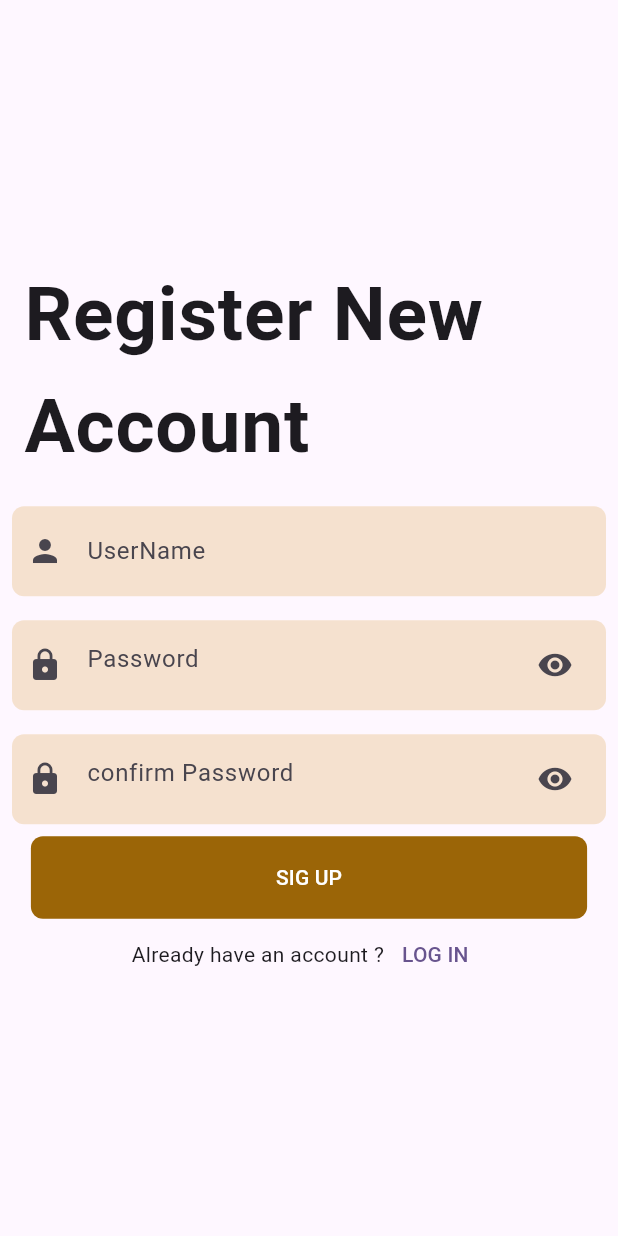
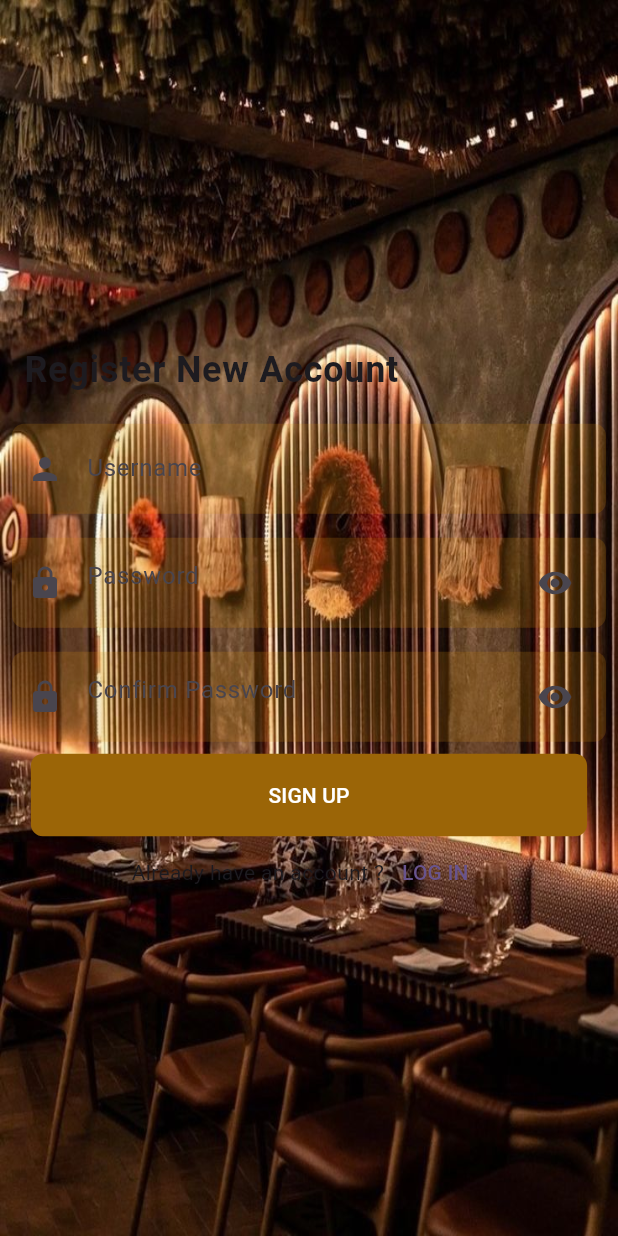
Before and after one commit to mohamedfathey/elgzeary, a Flutter app: the screen it shows after launch, after a tap on "LOGIN", after a tap on "SIGN UP", on a phone screen of 412 x 824 dp. Run offline on Flutter 3.47's test engine with Material 3 defaults, Android fonts, the light colour scheme and no system bars; our stand-ins replace sqflite; accounts and stored records are empty.

Commit message:
Fix login and  register

```diff
--- a/lib/Authtentication/login.dart
+++ b/lib/Authtentication/login.dart
@@ -1,5 +1,6 @@
 import 'package:flutter/material.dart';
 import 'package:login_app_project/Authtentication/signup.dart';
+import 'package:login_app_project/database/dbHandler.dart';
 
 class LoginScreen extends StatefulWidget {
   const LoginScreen({super.key});
@@ -13,34 +14,58 @@ class _LoginScreenState extends State<LoginScreen> {
   final password = TextEditingController();
 
   bool isVisiable = false;
+  final formKey = GlobalKey<FormState>();
 
-  final formKey = GlobalKey<FormState>();
+  void handleLogin() async {
+    if (formKey.currentState!.validate()) {
+      bool isLoggedIn =
+          await DataBaseHandler().login(username.text, password.text);
+      if (isLoggedIn) {
+        // Navigate to the home screen or dashboard
+        ScaffoldMessenger.of(context)
+            .showSnackBar(const SnackBar(content: Text('Login successful!')));
+      } else {
+        ScaffoldMessenger.of(context).showSnackBar(
+            const SnackBar(content: Text('Invalid username or password')));
+      }
+    }
+  }
+
   @override
   Widget build(BuildContext context) {
     return Scaffold(
-      body: Center(
+      body: Container(
+        width: double.infinity,
+        height: double.infinity,
+        alignment: Alignment.center,
+        decoration: const BoxDecoration(
+            image: DecorationImage(
+          image: AssetImage("lib/assets/main.png"),
+          fit: BoxFit.fill,
+        ),),
         child: SingleChildScrollView(
           child: Padding(
             padding: const EdgeInsets.all(10.0),
             child: Form(
               key: formKey,
-              child: Column(children: [
-                // IMAGE ><><><><><><
-                Image.asset(
-                  "lib/assets/main.png",
-                  width: 210,
-                ),
+              child: Column(
+                mainAxisAlignment: MainAxisAlignment.center,
+                crossAxisAlignment: CrossAxisAlignment.center,
+                children: [
+                  // IMAGE
+
                   const SizedBox(
                     height: 15,
                   ),
-                //  USERNMAE ??????????
+                  // USERNAME
                   Container(
                     margin: const EdgeInsets.all(8),
                     padding:
                         const EdgeInsets.symmetric(horizontal: 10, vertical: 6),
                     decoration: BoxDecoration(
                         borderRadius: BorderRadius.circular(8),
-                      color: const Color.fromARGB(255, 211, 139, 13).withOpacity(.2)),
+                        color: const Color.fromARGB(255, 211, 139, 13)
+                            .withOpacity(.2)),
                     child: TextFormField(
                       controller: username,
                       validator: (value) {
@@ -49,22 +74,26 @@ class _LoginScreenState extends State<LoginScreen> {
                         }
                         return null;
                       },
-                    decoration: const InputDecoration(
-                      icon: Icon(Icons.person),
-                      border: InputBorder.none,
-                      hintText: "UserName",
+                      decoration: InputDecoration(
+                        icon: const Icon(Icons.person),
+                        border: OutlineInputBorder(
+                            borderRadius: BorderRadius.circular(15),
+                            borderSide: const BorderSide(
+                              color: Colors.black,
+                            )),
+                        hintText: "Username",
                       ),
                     ),
                   ),
-
-                // PASSWORD !!!!!!!!!!!!!!!
+                  // PASSWORD
                   Container(
                     margin: const EdgeInsets.all(8),
                     padding:
                         const EdgeInsets.symmetric(horizontal: 10, vertical: 6),
                     decoration: BoxDecoration(
                         borderRadius: BorderRadius.circular(8),
-                      color: const Color.fromARGB(255, 211, 139, 13).withOpacity(.2)),
+                        color: const Color.fromARGB(255, 211, 139, 13)
+                            .withOpacity(.2)),
                     child: TextFormField(
                       controller: password,
                       validator: (value) {
@@ -76,7 +105,12 @@ class _LoginScreenState extends State<LoginScreen> {
                       obscureText: !isVisiable,
                       decoration: InputDecoration(
                         icon: const Icon(Icons.lock),
-                        border: InputBorder.none,
+                        border: OutlineInputBorder(
+                          borderRadius: BorderRadius.circular(15),
+                          borderSide: const BorderSide(
+                            color: Colors.black,
+                          ),
+                        ),
                         hintText: "Password",
                         suffixIcon: IconButton(
                           onPressed: () {
@@ -86,11 +120,12 @@ class _LoginScreenState extends State<LoginScreen> {
                           },
                           icon: Icon(isVisiable
                               ? Icons.visibility_off
-                                : Icons.visibility))),
+                              : Icons.visibility),
                         ),
                       ),
-
-                // BUTTON ''''''''''''''''
+                    ),
+                  ),
+                  // LOGIN BUTTON
                   const SizedBox(
                     height: 10,
                   ),
@@ -101,33 +136,31 @@ class _LoginScreenState extends State<LoginScreen> {
                           borderRadius: BorderRadius.circular(8),
                           color: const Color.fromARGB(255, 155, 101, 7)),
                       child: TextButton(
-                        onPressed: () {
-                          if (formKey.currentState!.validate()) {
-                            // login method
-                          }
-                        },
+                          onPressed: handleLogin,
                           child: const Text("LOGIN",
                               style: TextStyle(
                                 color: Colors.white,
                               )))),
-
-                //SIGN UP BUTTON ********************
+                  // SIGN UP BUTTON
                   Row(
                     mainAxisAlignment: MainAxisAlignment.center,
                     children: [
                       const Text("Don't have an account ?"),
                       TextButton(
                         onPressed: () {
-                          // navgator to sig in
                           Navigator.push(
                             context,
                             MaterialPageRoute(
-                                  builder: (context) => const SigUpScreen()));
+                              builder: (context) => const SigUpScreen(),
+                            ),
+                          );
                         },
-                        child: const Text("SIGN UP"))
+                        child: const Text("SIGN UP"),
+                      )
                     ],
-                )
-              ]),
+                  ),
+                ],
+              ),
             ),
           ),
         ),
--- a/lib/Authtentication/signup.dart
+++ b/lib/Authtentication/signup.dart
@@ -1,5 +1,6 @@
 import 'package:flutter/material.dart';
 import 'package:login_app_project/Authtentication/login.dart';
+import 'package:login_app_project/database/dbHandler.dart';
 
 class SigUpScreen extends StatefulWidget {
   const SigUpScreen({super.key});
@@ -13,13 +14,40 @@ class _SigUpScreenState extends State<SigUpScreen> {
   final password = TextEditingController();
   final confirmPassword = TextEditingController();
   bool isVisiable = false;
+  final formKey = GlobalKey<FormState>();
 
-  final formKey = GlobalKey<FormState>();
+  void handleSignUp() async {
+    if (formKey.currentState!.validate()) {
+      if (password.text == confirmPassword.text) {
+        int id = await DataBaseHandler().signUp(username.text, password.text);
+        if (id > 0) {
+          ScaffoldMessenger.of(context).showSnackBar(const SnackBar(
+              content: Text('Sign-up successful! Please log in.')));
+          Navigator.push(context,
+              MaterialPageRoute(builder: (context) => const LoginScreen()));
+        } else {
+          ScaffoldMessenger.of(context).showSnackBar(const SnackBar(
+              content: Text('Sign-up failed! Please try again.')));
+        }
+      } else {
+        ScaffoldMessenger.of(context).showSnackBar(
+            const SnackBar(content: Text('Passwords do not match')));
+      }
+    }
+  }
 
   @override
   Widget build(BuildContext context) {
     return Scaffold(
-      body: Center(
+      body: Container(
+        width: double.infinity,
+        height: double.infinity,
+        alignment: Alignment.center,
+        decoration: const BoxDecoration(
+            image: DecorationImage(
+          image: AssetImage("lib/assets/main.png"),
+          fit: BoxFit.fill,
+        )),
         child: SingleChildScrollView(
           child: Form(
             key: formKey,
@@ -29,9 +57,8 @@ class _SigUpScreenState extends State<SigUpScreen> {
                 const ListTile(
                   title: Text("Register New Account",
                       style:
-                          TextStyle(fontSize: 50, fontWeight: FontWeight.bold)),
+                          TextStyle(fontSize: 24, fontWeight: FontWeight.bold)),
                 ),
-
                 Container(
                   margin: const EdgeInsets.all(8),
                   padding:
@@ -51,12 +78,11 @@ class _SigUpScreenState extends State<SigUpScreen> {
                     decoration: const InputDecoration(
                       icon: Icon(Icons.person),
                       border: InputBorder.none,
-                      hintText: "UserName",
+                      hintText: "Username",
                     ),
                   ),
                 ),
-
-                // PASSWORD !!!!!!!!!!!!!!!
+                // PASSWORD
                 Container(
                   margin: const EdgeInsets.all(8),
                   padding:
@@ -89,8 +115,7 @@ class _SigUpScreenState extends State<SigUpScreen> {
                                 : Icons.visibility))),
                   ),
                 ),
-
-                // confirmation Password +-+-+-+-+--+---+-+--
+                // CONFIRM PASSWORD
                 Container(
                   margin: const EdgeInsets.all(8),
                   padding:
@@ -103,9 +128,9 @@ class _SigUpScreenState extends State<SigUpScreen> {
                     controller: confirmPassword,
                     validator: (value) {
                       if (value!.isEmpty) {
-                        return "confirm Password is required";
+                        return "Confirm password is required";
                       } else if (password.text != confirmPassword.text) {
-                        return "password don't match";
+                        return "Passwords do not match";
                       }
                       return null;
                     },
@@ -113,7 +138,7 @@ class _SigUpScreenState extends State<SigUpScreen> {
                     decoration: InputDecoration(
                         icon: const Icon(Icons.lock),
                         border: InputBorder.none,
-                        hintText: "confirm Password",
+                        hintText: "Confirm Password",
                         suffixIcon: IconButton(
                             onPressed: () {
                               setState(() {
@@ -125,7 +150,7 @@ class _SigUpScreenState extends State<SigUpScreen> {
                                 : Icons.visibility))),
                   ),
                 ),
-
+                // SIGN UP BUTTON
                 Container(
                     height: 55,
                     width: MediaQuery.of(context).size.width * .9,
@@ -133,24 +158,18 @@ class _SigUpScreenState extends State<SigUpScreen> {
                         borderRadius: BorderRadius.circular(8),
                         color: const Color.fromARGB(255, 155, 101, 7)),
                     child: TextButton(
-                        onPressed: () {
-                          if (formKey.currentState!.validate()) {
-                            // login method
-                          }
-                        },
-                        child: const Text("SIG UP",
+                        onPressed: handleSignUp,
+                        child: const Text("SIGN UP",
                             style: TextStyle(
                               color: Colors.white,
                             )))),
-
-                //SIGN UP BUTTON ********************
+                // LOGIN BUTTON
                 Row(
                   mainAxisAlignment: MainAxisAlignment.center,
                   children: [
                     const Text("Already have an account ?"),
                     TextButton(
                         onPressed: () {
-                          // navgator to sig in
                           Navigator.push(
                               context,
                               MaterialPageRoute(
```
Also changed, not shown: lib/database/dbHandler.dart (+19 -26 lines). Lines whose indentation alone changed are shown as unchanged.
